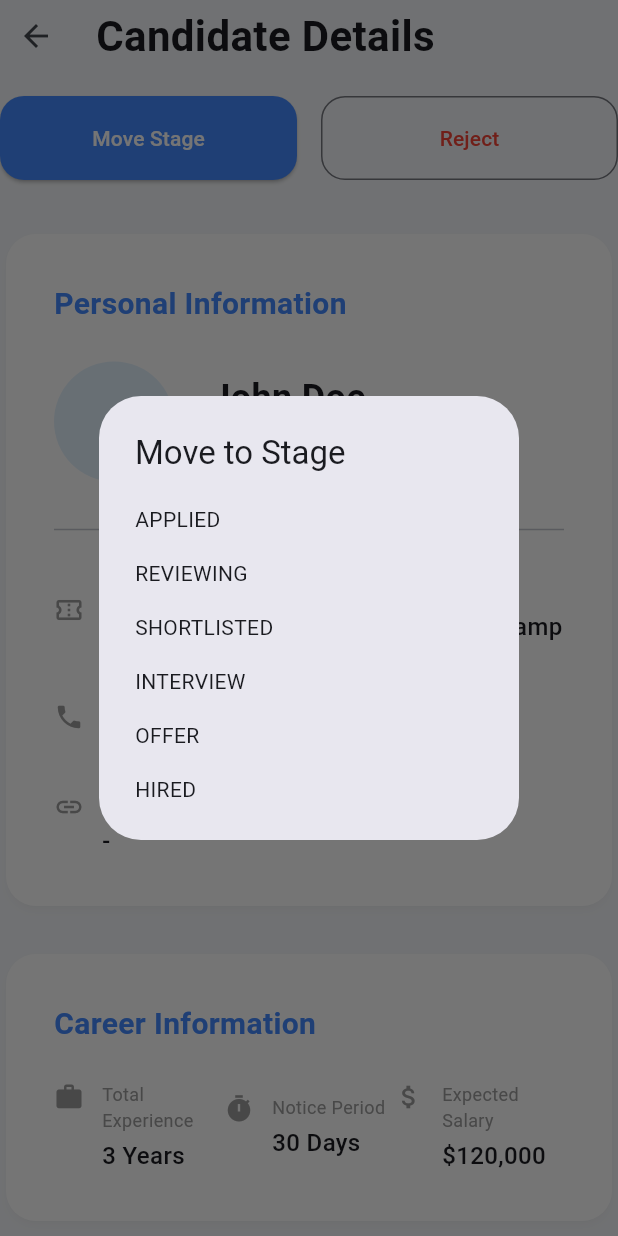
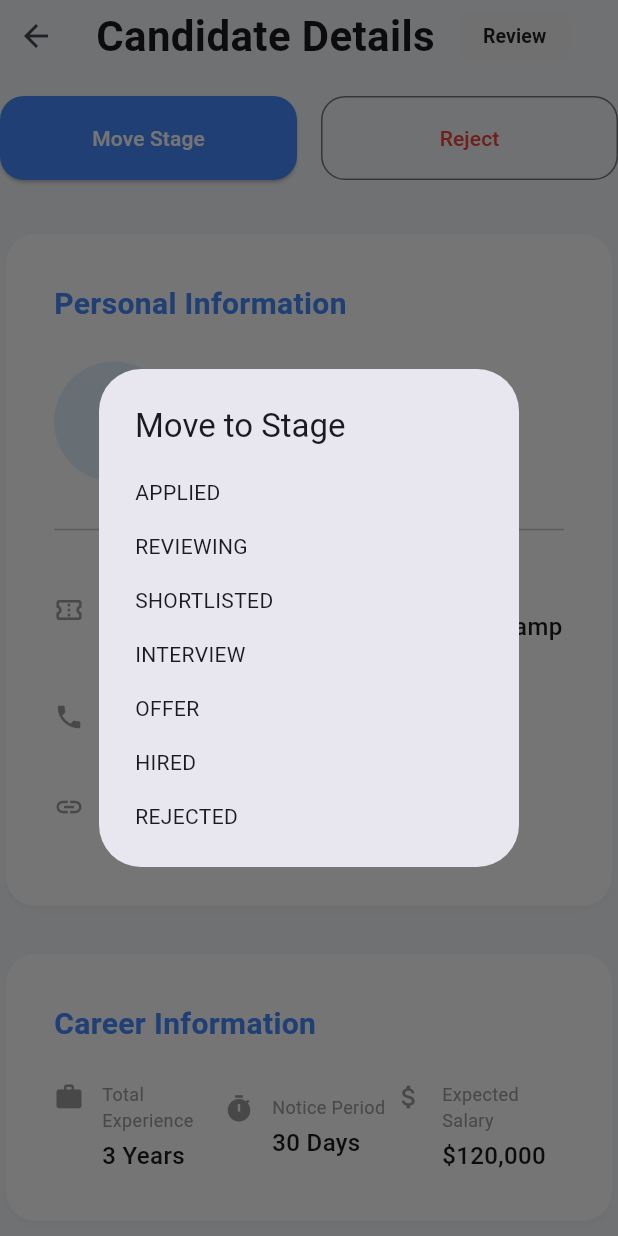
Before and after one commit to shreyas4971/talentdock-admin-ui, a Flutter app: the CandidateDetailsScreen widget shown alone on an empty page, opened directly with empty values, after a tap on "Move Stage", on a phone screen of 412 x 824 dp. Run offline on Flutter 3.47's test engine with Material 3 defaults, Android fonts, the phone set to English and light mode, and no system bars; our stand-ins replace dio, file_picker, flutter_riverpod, go_router, shared_preferences, table_calendar; missing offline and left inert: dart:html; accounts and stored records are empty; network calls fail.

Commit message:
fix(admin): persist auth session in SharedPreferences on web refresh and fix candidate status live display and timeline updates

```diff
--- a/apps/admin_flutter/lib/src/screens/candidate_details_screen.dart
+++ b/apps/admin_flutter/lib/src/screens/candidate_details_screen.dart
@@ -60,17 +60,51 @@ class _CandidateDetailsScreenState extends ConsumerState<CandidateDetailsScreen>
     }
   }
 
+  Color _getStatusColor(String status) {
+    switch (status.toUpperCase()) {
+      case 'HIRED':
+      case 'OFFER':
+        return Colors.green.shade50;
+      case 'INTERVIEW':
+        return Colors.purple.shade50;
+      case 'SHORTLISTED':
+      case 'REVIEWING':
+        return Colors.blue.shade50;
+      case 'REJECTED':
+        return Colors.red.shade50;
+      default:
+        return Colors.grey.shade100;
+    }
+  }
+
+  Color _getStatusTextColor(String status) {
+    switch (status.toUpperCase()) {
+      case 'HIRED':
+      case 'OFFER':
+        return Colors.green.shade800;
+      case 'INTERVIEW':
+        return Colors.purple.shade800;
+      case 'SHORTLISTED':
+      case 'REVIEWING':
+        return Colors.blue.shade800;
+      case 'REJECTED':
+        return Colors.red.shade800;
+      default:
+        return Colors.black87;
+    }
+  }
+
   Future<void> _updateStatus(String newStatus) async {
     setState(() => _isUpdatingStatus = true);
     try {
       final client = ref.read(adminApiClientProvider);
       await client.updateCandidateStatus(widget.id, newStatus);
+      await _loadCandidateDetails();
       if (mounted) {
         ScaffoldMessenger.of(context).showSnackBar(
           SnackBar(content: Text('Candidate status updated to $newStatus')),
         );
       }
-      await _loadCandidateDetails();
     } catch (e) {
       if (mounted) {
         ScaffoldMessenger.of(context).showSnackBar(
@@ -83,7 +117,7 @@ class _CandidateDetailsScreenState extends ConsumerState<CandidateDetailsScreen>
   }
 
   void _showMoveStageDialog(String currentStatus) {
-    final stages = ['APPLIED', 'REVIEWING', 'SHORTLISTED', 'INTERVIEW', 'OFFER', 'HIRED'];
+    final stages = ['APPLIED', 'REVIEWING', 'SHORTLISTED', 'INTERVIEW', 'OFFER', 'HIRED', 'REJECTED'];
     showDialog(
       context: context,
       builder: (ctx) => SimpleDialog(
@@ -218,7 +252,14 @@ class _CandidateDetailsScreenState extends ConsumerState<CandidateDetailsScreen>
           children: [
             IconButton(icon: const Icon(Icons.arrow_back), onPressed: () => context.pop()),
             const SizedBox(width: 16),
-            const Expanded(child: Text('Candidate Details', style: TextStyle(fontSize: 28, fontWeight: FontWeight.bold), overflow: TextOverflow.ellipsis)),
+            const Text('Candidate Details', style: TextStyle(fontSize: 28, fontWeight: FontWeight.bold)),
+            const SizedBox(width: 16),
+            Chip(
+              label: Text(currentStatus, style: TextStyle(color: _getStatusTextColor(currentStatus), fontWeight: FontWeight.bold, fontSize: 13)),
+              backgroundColor: _getStatusColor(currentStatus),
+              side: BorderSide.none,
+              shape: RoundedRectangleBorder(borderRadius: BorderRadius.circular(8)),
+            ),
             if (isDesktop) const Spacer(),
             if (isDesktop)
               ElevatedButton(
@@ -266,7 +307,7 @@ class _CandidateDetailsScreenState extends ConsumerState<CandidateDetailsScreen>
                     flex: 2,
                     child: Column(
                       children: [
-                        _buildPersonalCard(candidate, position, application),
+                        _buildPersonalCard(candidate, position, application, currentStatus),
                         const SizedBox(height: 24),
                         _buildCareerCard(candidate),
                         const SizedBox(height: 24),
@@ -286,7 +327,7 @@ class _CandidateDetailsScreenState extends ConsumerState<CandidateDetailsScreen>
             : Column(
                 crossAxisAlignment: CrossAxisAlignment.start,
                 children: [
-                  _buildPersonalCard(candidate, position, application),
+                  _buildPersonalCard(candidate, position, application, currentStatus),
                   const SizedBox(height: 24),
                   _buildCareerCard(candidate),
                   const SizedBox(height: 24),
@@ -301,7 +342,7 @@ class _CandidateDetailsScreenState extends ConsumerState<CandidateDetailsScreen>
     );
   }
 
-  Widget _buildPersonalCard(Map<String, dynamic> candidate, Map<String, dynamic> position, Map<String, dynamic> application) {
+  Widget _buildPersonalCard(Map<String, dynamic> candidate, Map<String, dynamic> position, Map<String, dynamic> application, String currentStatus) {
     final firstName = candidate['firstName']?.toString() ?? '';
     final lastName = candidate['lastName']?.toString() ?? '';
     final fullName = '$firstName $lastName'.trim();
@@ -338,7 +379,18 @@ class _CandidateDetailsScreenState extends ConsumerState<CandidateDetailsScreen>
                   child: Column(
                     crossAxisAlignment: CrossAxisAlignment.start,
                     children: [
-                      Text(nameDisplay, style: const TextStyle(fontSize: 24, fontWeight: FontWeight.bold)),
+                      Row(
+                        children: [
+                          Flexible(child: Text(nameDisplay, style: const TextStyle(fontSize: 24, fontWeight: FontWeight.bold))),
+                          const SizedBox(width: 12),
+                          Chip(
+                            label: Text(currentStatus, style: TextStyle(color: _getStatusTextColor(currentStatus), fontWeight: FontWeight.bold, fontSize: 12)),
+                            backgroundColor: _getStatusColor(currentStatus),
+                            side: BorderSide.none,
+                            shape: RoundedRectangleBorder(borderRadius: BorderRadius.circular(8)),
+                          ),
+                        ],
+                      ),
                       const SizedBox(height: 8),
                       Text(posTitle, style: TextStyle(color: Colors.grey.shade700, fontSize: 16)),
                     ],
```
Also changed, not shown: apps/admin_flutter/lib/main.dart (+10 -2 lines), apps/admin_flutter/lib/src/api_client.dart (+78 -4 lines), apps/admin_flutter/lib/src/layout/admin_layout.dart (+3 -5 lines), 2 other files.
